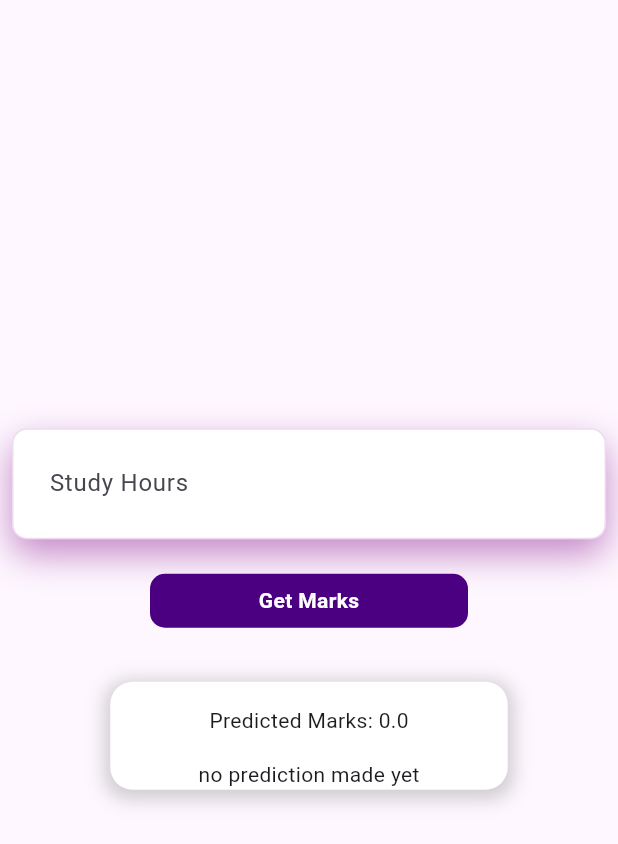
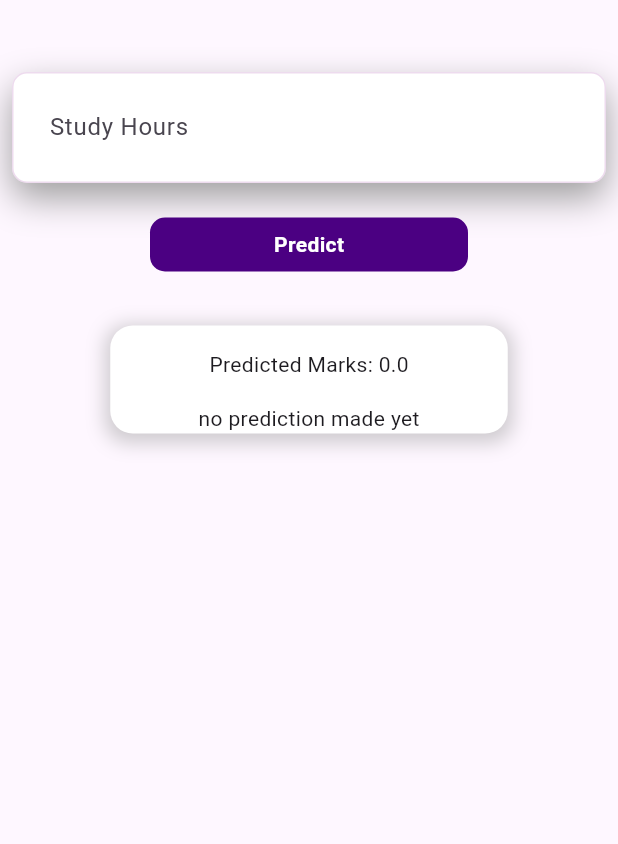
Before and after one commit to abhinike/gdsc_tech_nexus, a Flutter app: the screen it shows after launch, after a tap on "Marks prediction", on a phone screen of 412 x 824 dp. Shown: the top 844 px of the screen. Run offline on Flutter 3.47's test engine with Material 3 defaults, Android fonts, the phone set to English and light mode, and no system bars; network calls fail.

Commit message:
updated ui

```diff
--- a/lib/Presentation/HomeScreen/home_screen.dart
+++ b/lib/Presentation/HomeScreen/home_screen.dart
@@ -15,10 +15,14 @@ class _HomeScreenState extends State<HomeScreen> {
   @override
   Widget build(BuildContext context) {
     return Scaffold(
-      body: Expanded(child: ListView(
+      body: SizedBox(
+        width: MediaQuery.of(context).size.width,
+        height: MediaQuery.of(context).size.height,
+        child: Expanded(child: ListView(
           children: [
+
             ListTile(
-            title: const Text('Speech recognition'),
+              title: const Text('Speech recognition', style: TextStyle(color: Colors.black),),
               onTap: () {
                 Navigator.push(context, MaterialPageRoute(builder: (context)=> const SpeechRecognitionScreen()));
               },
@@ -26,12 +30,13 @@ class _HomeScreenState extends State<HomeScreen> {
             ListTile(
               title: const Text('Marks prediction'),
               onTap: () {
-              Navigator.push(context, MaterialPageRoute(builder: (context)=>  MarksPredictionScreen()));
+                Navigator.push(context, MaterialPageRoute(builder: (context)=>  const MarksPredictionScreen()));
               },
             ),
 
           ],
         )),
+      ),
     );
   }
 }
--- a/lib/Presentation/MarksPrediction/marks_prediction_screen.dart
+++ b/lib/Presentation/MarksPrediction/marks_prediction_screen.dart
@@ -13,8 +13,9 @@ class MarksPredictionScreen extends StatelessWidget {
     return Scaffold(
       body: Consumer<MarksPredictionProvider>(
         builder: (context, provider, _) => Column(
-          mainAxisAlignment: MainAxisAlignment.center,
+          mainAxisAlignment: MainAxisAlignment.start,
           children: [
+            SizedBox(height: 40,),
             Padding(
               padding: const EdgeInsets.all(8.0),
               child: Container(
@@ -24,7 +25,7 @@ class MarksPredictionScreen extends StatelessWidget {
                     border: Border.all(color: Color.fromRGBO(196, 135, 198, .3)),
                     boxShadow: [
                       BoxShadow(
-                        color: Color.fromRGBO(196, 135, 198, 1),
+                        color: Colors.grey,
                         blurRadius: 20,
                         offset: Offset(0, 10),
                       )
@@ -64,7 +65,7 @@ class MarksPredictionScreen extends StatelessWidget {
                 child:Padding(
                   padding: const EdgeInsets.all(8.0),
                   child: Center(
-                    child: Text("Get Marks",style: TextStyle(
+                    child: Text("Predict",style: TextStyle(
                       color: Colors.white,
                       fontWeight: FontWeight.bold,
                     ),),)
--- a/lib/main.dart
+++ b/lib/main.dart
@@ -20,6 +20,7 @@ class MyApp extends StatelessWidget {
       ],
       child: MaterialApp(
         title: 'Flutter Demo',
+        debugShowCheckedModeBanner: false,
 
         home: HomeScreen(),
 
--- a/pubspec.yaml
+++ b/pubspec.yaml
@@ -35,8 +35,8 @@ dependencies:
   # The following adds the Cupertino Icons font to your application.
   # Use with the CupertinoIcons class for iOS style icons.
   cupertino_icons: ^1.0.2
-  provider: ^6.1.2
-  http: ^1.2.1
+  provider:
+  http:
 
 dev_dependencies:
   flutter_test:
```
Also changed, not shown: pubspec.lock. Lines whose indentation alone changed are shown as unchanged.
